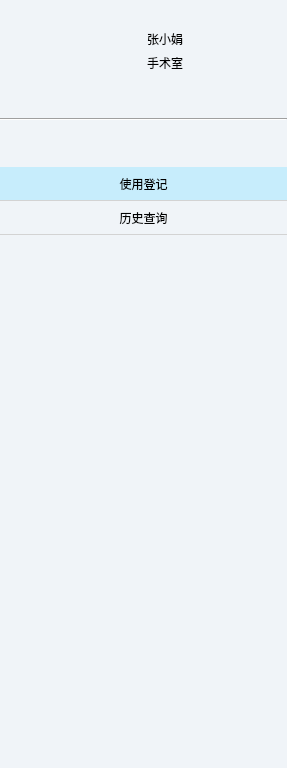
sundm/cssd, file src/app/ortrac/widget/leftbar.ui: the form before one commit.
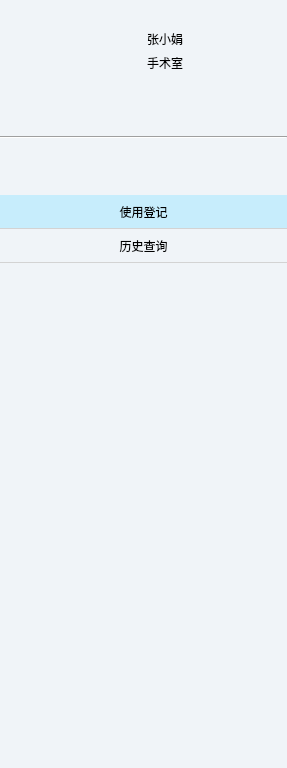
The form after the commit. Icons and pictures are not drawn.

Diff of the .ui file:
```diff
--- a/src/app/ortrac/widget/leftbar.ui
+++ b/src/app/ortrac/widget/leftbar.ui
@@ -94,7 +94,7 @@
      <property name="sizeHint" stdset="0">
       <size>
        <width>20</width>
-       <height>40</height>
+       <height>58</height>
       </size>
      </property>
     </spacer>
@@ -117,7 +117,7 @@
      <property name="sizeHint" stdset="0">
       <size>
        <width>20</width>
-       <height>40</height>
+       <height>50</height>
       </size>
      </property>
     </spacer>
```
Left out of the diff: 3 changed lines with no effect on the pictures.
